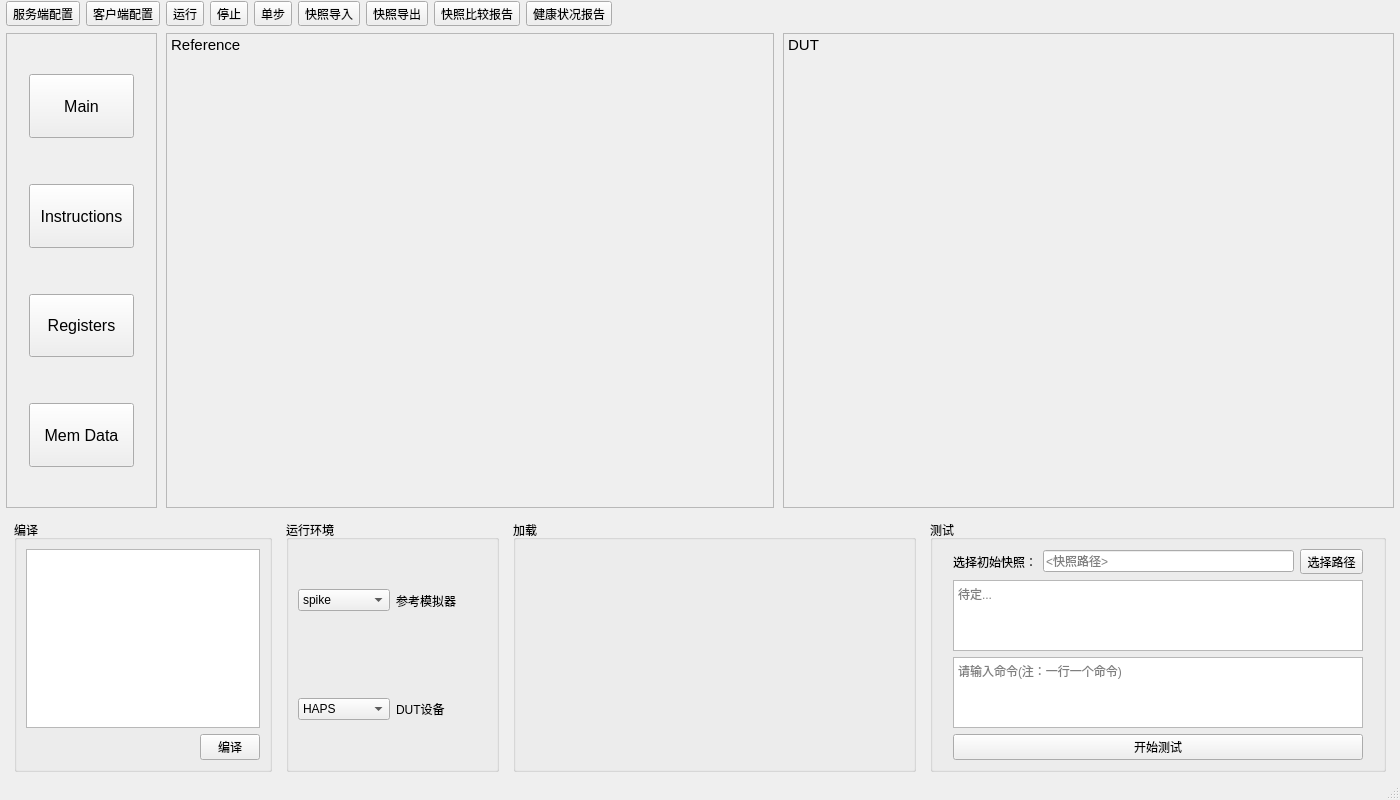
Qt form ui/manageV0.1.ui (zfcfuture/CADS) before a commit.
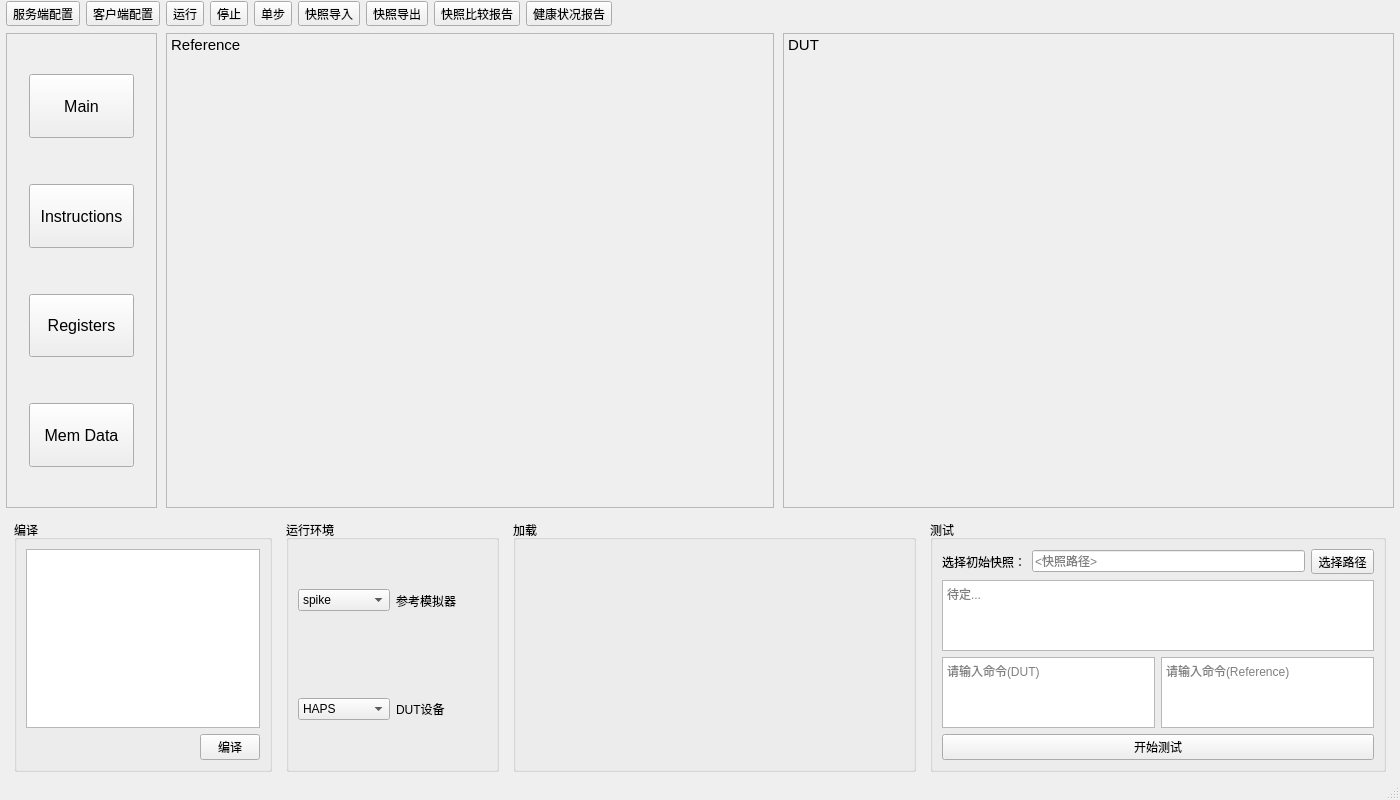
The same form after that commit. Icons and pictures are not drawn.

Diff of the .ui file:
```diff
--- a/ui/manageV0.1.ui
+++ b/ui/manageV0.1.ui
@@ -832,12 +832,6 @@
           <string>测试</string>
          </property>
          <layout class="QVBoxLayout" name="verticalLayout_4">
-          <property name="leftMargin">
-           <number>20</number>
-          </property>
-          <property name="rightMargin">
-           <number>20</number>
-          </property>
           <item>
            <layout class="QHBoxLayout" name="horizontalLayout_6">
             <item>
@@ -871,11 +865,22 @@
            </widget>
           </item>
           <item>
+           <layout class="QHBoxLayout" name="horizontalLayout_11">
+            <item>
            <widget class="QPlainTextEdit" name="cmdTextEdit">
             <property name="placeholderText">
-             <string>请输入命令(注：一行一个命令)</string>
-            </property>
-           </widget>
+               <string>请输入命令(DUT)</string>
+              </property>
+             </widget>
+            </item>
+            <item>
+             <widget class="QPlainTextEdit" name="RefTextEdit">
+              <property name="placeholderText">
+               <string>请输入命令(Reference)</string>
+              </property>
+             </widget>
+            </item>
+           </layout>
           </item>
           <item>
            <widget class="QPushButton" name="testButton">
```
Left out of the diff: 6 changed lines with no effect on the pictures. Lines whose indentation alone changed are shown as unchanged.
